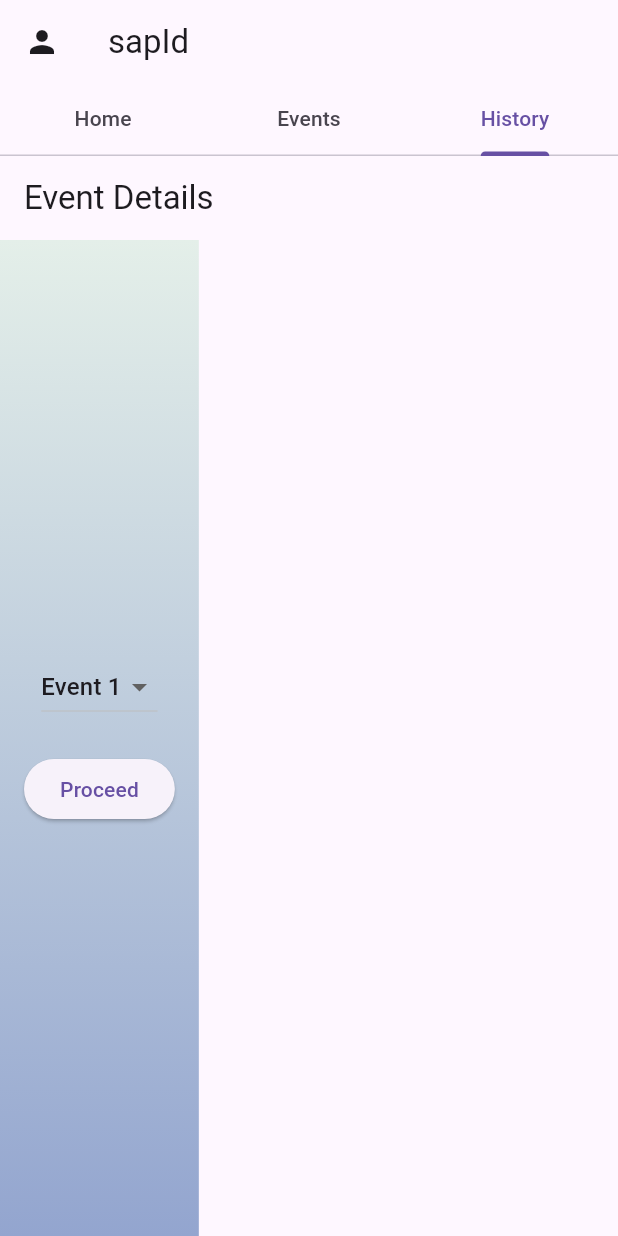
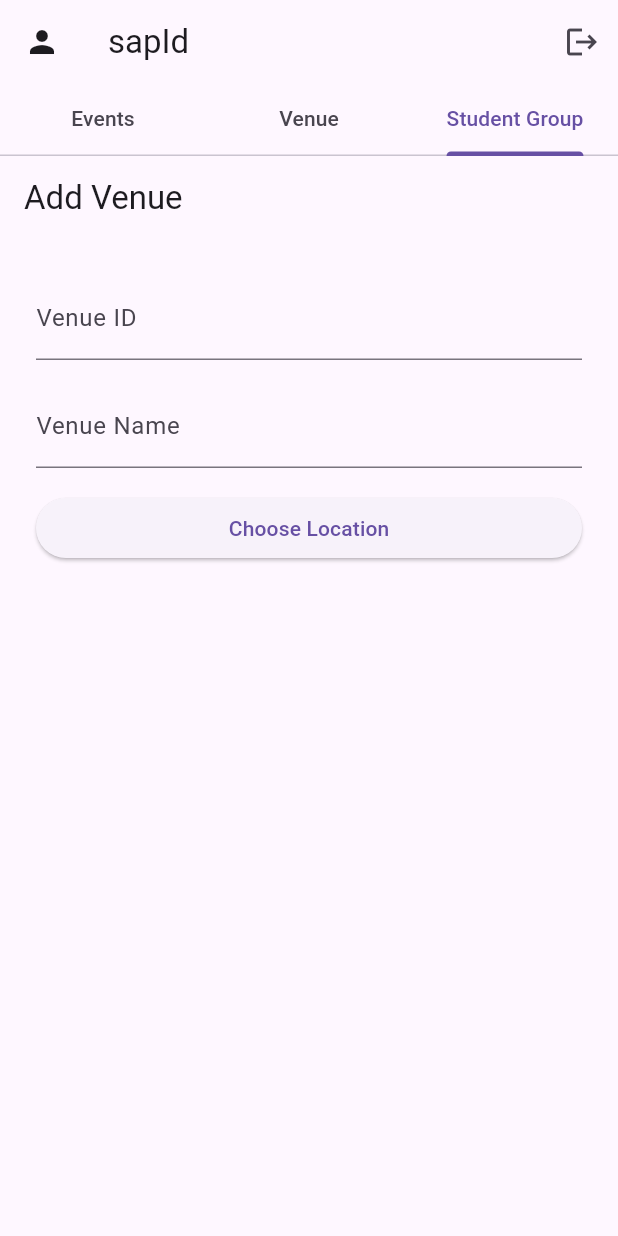
Before and after one commit to VeerNagda/StudentTrackerUI, a Flutter app: the AdminHomePage screen opened by its route, tab 3 chosen, on a phone screen of 412 x 824 dp. Run offline on Flutter 3.47's test engine with Material 3 defaults, Android fonts, the phone set to English and light mode, and no system bars; our stand-ins replace camera, flutter_map, fluttertoast, geolocator, go_router, google_places_flutter and 2 more; missing offline and left inert: flutter_map_cancellable_tile_provider, flutter_map_location_marker; accounts and stored records are empty.

```diff
--- /dev/null
+++ b/lib/screens/AddVenuePage.dart
@@ -0,0 +1,49 @@
+import 'package:flutter/material.dart';
+import 'package:go_router/go_router.dart';
+import 'map.dart';
+
+class AddVenuePage extends StatelessWidget {
+  const AddVenuePage({Key? key}) : super(key: key);
+
+  @override
+  Widget build(BuildContext context) {
+    return Scaffold(
+      appBar: AppBar(
+        title: const Text('Add Venue'),
+      ),
+      body: Padding(
+        padding: const EdgeInsets.all(16.0),
+        child: Column(
+          crossAxisAlignment: CrossAxisAlignment.stretch,
+          children: [
+            Padding(
+              padding: const EdgeInsets.all(8.0),
+              child: TextFormField(
+                decoration: InputDecoration(labelText: 'Venue ID'),
+              ),
+            ),
+            Padding(
+              padding: const EdgeInsets.all(8.0),
+              child: TextFormField(
+                decoration: InputDecoration(labelText: 'Venue Name'),
+              ),
+            ),
+            Padding(
+              padding: const EdgeInsets.all(8.0),
+              child: ElevatedButton(
+                onPressed: () {
+                  // going to map.dart page
+                  Navigator.push(
+                    context,
+                    MaterialPageRoute(builder: (context) => const MapScreen()),
+                  );
+                },
+                child: const Text('Choose Location'),
+              ),
+            ),
+          ],
+        ),
+      ),
+    );
+  }
+}
--- a/lib/screens/AdminHomePage.dart
+++ b/lib/screens/AdminHomePage.dart
@@ -1,42 +1,51 @@
 import 'package:flutter/material.dart';
-import 'AdminHistory.dart';
-
-import 'EventsPage.dart';
+import 'package:ui/screens/AddVenuePage.dart';
+import 'package:ui/screens/EventsPage.dart';
+import 'package:ui/screens/login_page.dart';
 
 void main() {
   runApp(const AdminHomePage());
 }
 
 class AdminHomePage extends StatelessWidget {
-
-  const AdminHomePage({super.key});
+  const AdminHomePage({Key? key}) : super(key: key);
 
   @override
   Widget build(BuildContext context) {
-    //have use tab instead of side nav bar
     return DefaultTabController(
       length: 3,
       child: Scaffold(
         appBar: AppBar(
-          // icon next to sap id
           leading: IconButton(
-            icon: const Icon(Icons.person), onPressed: () {  }, // Use the person icon for profile
-
+            icon: const Icon(Icons.person),
+            onPressed: () {}, // Handle profile button tap
           ),
+          actions: [
+            IconButton(
+              icon: const Icon(Icons.logout),
+              onPressed: () {
+                // have not used go router yet
+                Navigator.pushReplacement(
+                  context,
+                  MaterialPageRoute(builder: (context) => LoginPage()),
+                );
+              },
+            ),
+          ],
           bottom: const TabBar(
             tabs: [
-              Tab(text: 'Home'),
               Tab(text: 'Events'),
-              Tab(text: 'History'),
+              Tab(text: 'Venue'),
+              Tab(text: 'Student Group'),
             ],
           ),
           title: const Text("sapId"),
         ),
         body: const TabBarView(
           children: [
-            Center(child: Text('Home content')),
             EventsPage(),
-            AdminHistory(),
+            AddVenuePage(),
+            AddVenuePage(),
           ],
         ),
       ),
--- a/lib/screens/AttendancePage.dart
+++ b/lib/screens/AttendancePage.dart
@@ -1,7 +1,7 @@
 import 'package:camera/camera.dart';
 import 'package:flutter/material.dart';
 
-import 'CameraPage.dart';
+import 'TakePictureScreen.dart';
 
 class AttendancePage extends StatefulWidget {
   final List<CameraDescription> cameras;
@@ -67,7 +67,7 @@ class _AttendancePageState extends State<AttendancePage> {
       onPressed: () {
         Navigator.push(
           context,
-          MaterialPageRoute(builder: (context) => CameraPage(camera: widget.cameras.first)),
+          MaterialPageRoute(builder: (context) => TakePictureScreen(camera: widget.cameras.first)),
         );
       },
       child: const Text('Click Photo'),
--- a/lib/screens/HomePage.dart
+++ b/lib/screens/HomePage.dart
@@ -17,8 +17,9 @@ class HomePage extends StatelessWidget {
           ),
           bottom: const TabBar(
             tabs: [
-              Tab(text: 'User Details'),
               Tab(text: 'Attendance'),
+              Tab(text: 'User Profile'),
+
             ],
           ),
           title: const Text("sapId"),
--- a/lib/screens/event_form.dart
+++ b/lib/screens/event_form.dart
@@ -48,9 +48,9 @@ class _EventFormState extends State<EventForm> {
           child: Column(
             crossAxisAlignment: CrossAxisAlignment.stretch,
             children: [
-              _buildTextFormField('Event Name', eventIdController),
+              _buildTextFormField('Event ID', eventIdController),
               const SizedBox(height: 12),
-              _buildTextFormField('College Name', eventNameController),
+              _buildTextFormField('Event Name', eventNameController),
               const SizedBox(height: 12),
               _buildDateSelectionButton('Start Date', startDate),
               const SizedBox(height: 12),
@@ -94,7 +94,6 @@ class _EventFormState extends State<EventForm> {
           lastDate: DateTime(2101),
         );
 
-        if (pickedDate != null) {
         setState(() {
           if (label == 'Start Date') {
             startDate = pickedDate; // TODO parinaz Get time to
@@ -102,7 +101,6 @@ class _EventFormState extends State<EventForm> {
             endDate = pickedDate;
           }
         });
-        }
             },
       child: Text('$label: ${date?.toLocal().toString() ?? ""}'),
     );
--- a/lib/utils/constants.dart
+++ b/lib/utils/constants.dart
@@ -1,4 +1,4 @@
 class Constants{
   static const String apiKey = "AIzaSyD54JY2RJ3dTpPCiq8cH8wD_GmcKYIZiRo";
-  static const String baseUri = "192.168.1.3:3000";
+  static const String baseUri = "192.168.10.183:3000";
 }
```
Also changed, not shown: lib/screens/CameraPage.dart (deleted, +0 -65 lines), lib/screens/TakePictureScreen.dart (added, +139 -0 lines), lib/screens/map.dart (+57 -1 lines), lib/screens/StudentGroup.dart (added), pubspec.lock, 1 other file. Lines whose indentation alone changed are shown as unchanged.
